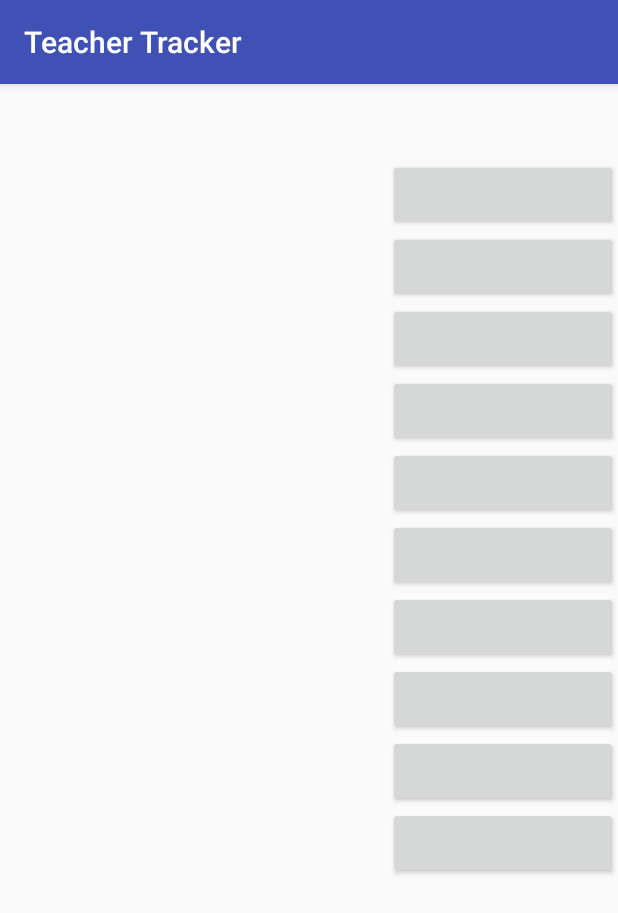
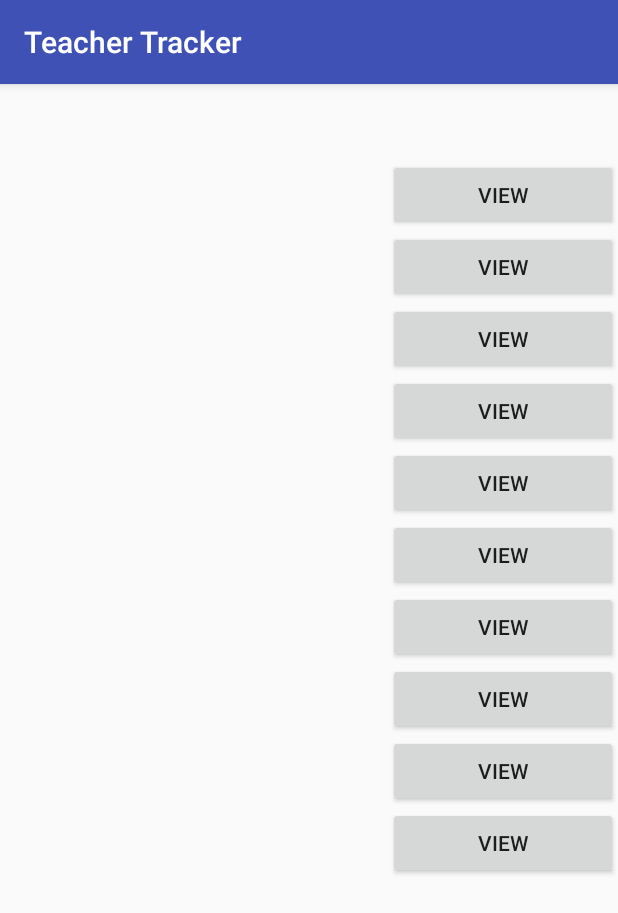
Before and after one commit to kaus-rai/Teacher-Tracker, an Android app: the Teachers screen opened directly, with no data from a screen before it, on a phone screen of 412 x 824 dp. Shown: the top 913 px of the screen. Run offline under Robolectric (Android 15) with nearby library versions, the phone set to English and light mode, and no system bars.

Commit message:
minor changes2

```diff
--- a/app/src/main/res/layout/teachers.xml
+++ b/app/src/main/res/layout/teachers.xml
@@ -25,6 +25,7 @@
                 android:layout_weight="4"
                 />
             <Button
+                android:text="view"
                 android:id="@+id/button1"
                 android:layout_width="wrap_content"
                 android:layout_height="wrap_content"
@@ -41,6 +42,7 @@
                 android:layout_weight="4"
                 />
             <Button
+                android:text="view"
                 android:id="@+id/button2"
                 android:layout_width="wrap_content"
                 android:layout_height="wrap_content"
@@ -58,6 +60,7 @@
                 android:layout_weight="4"
                 />
             <Button
+                android:text="view"
                 android:id="@+id/button3"
                 android:layout_width="wrap_content"
                 android:layout_height="wrap_content"
@@ -74,6 +77,7 @@
                 android:layout_weight="4"
                 />
             <Button
+                android:text="view"
                 android:id="@+id/button4"
                 android:layout_width="wrap_content"
                 android:layout_height="wrap_content"
@@ -90,6 +94,7 @@
                 android:layout_weight="4"
                 />
             <Button
+                android:text="view"
                 android:id="@+id/button5"
                 android:layout_width="wrap_content"
                 android:layout_height="wrap_content"
@@ -106,6 +111,7 @@
                 android:layout_weight="4"
                 />
             <Button
+                android:text="view"
                 android:id="@+id/button6"
                 android:layout_width="wrap_content"
                 android:layout_height="wrap_content"
@@ -122,6 +128,7 @@
                 android:layout_weight="4"
                 />
             <Button
+                android:text="view"
                 android:id="@+id/button7"
                 android:layout_width="wrap_content"
                 android:layout_height="wrap_content"
@@ -138,6 +145,7 @@
                 android:layout_weight="4"
                 />
             <Button
+                android:text="view"
                 android:id="@+id/button8"
                 android:layout_width="wrap_content"
                 android:layout_height="wrap_content"
@@ -154,6 +162,7 @@
                 android:layout_weight="4"
                 />
             <Button
+                android:text="view"
                 android:id="@+id/button9"
                 android:layout_width="wrap_content"
                 android:layout_height="wrap_content"
@@ -170,6 +179,7 @@
                 android:layout_weight="4"
                 />
             <Button
+                android:text="view"
                 android:id="@+id/button10"
                 android:layout_width="wrap_content"
                 android:layout_height="wrap_content"
```
